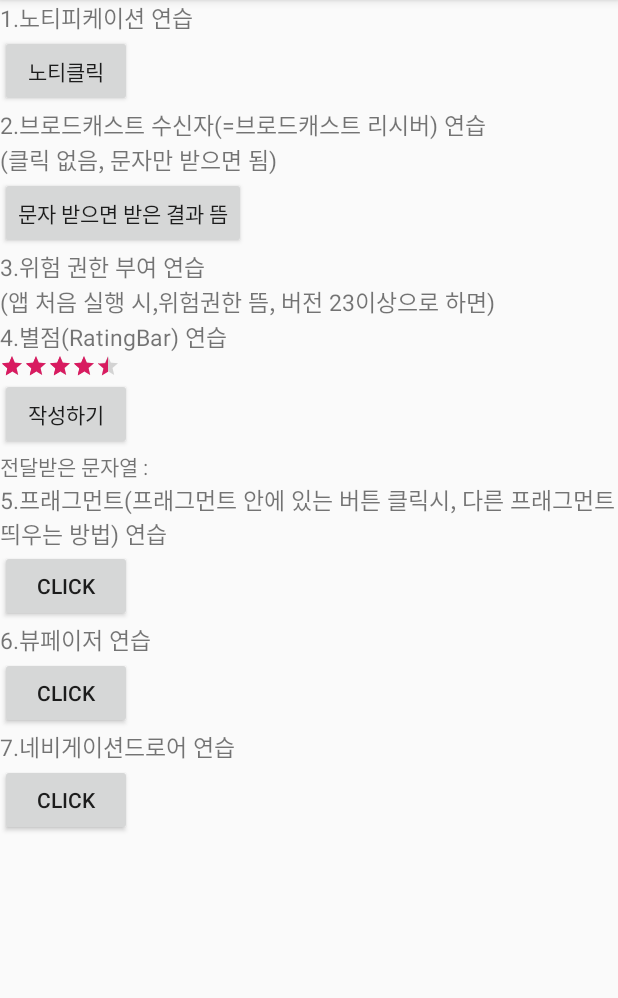
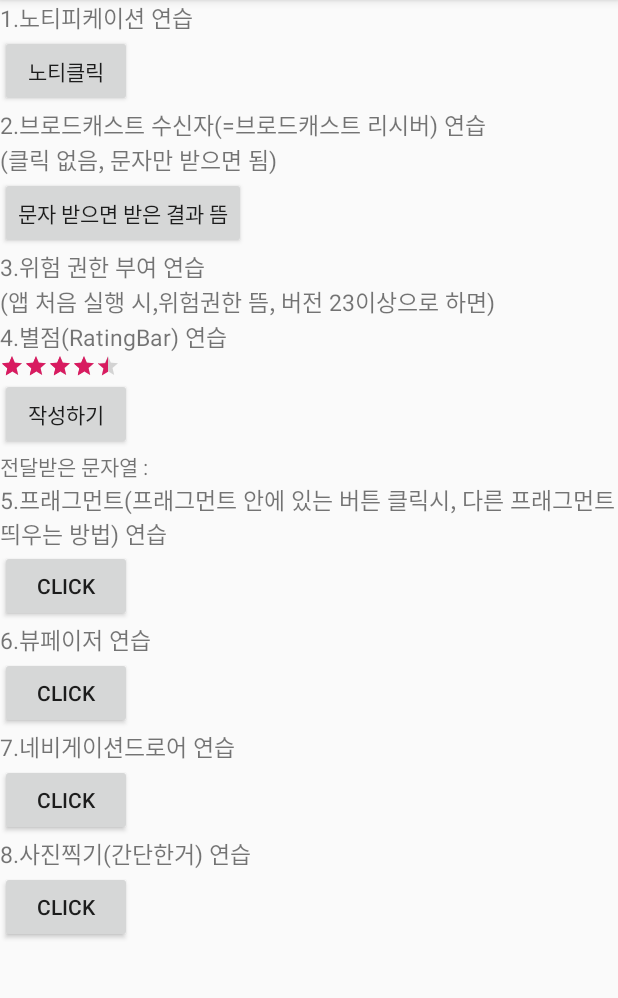
Before and after one commit to lhc8607git/notipractice, an Android app: the screen it shows after launch (MainActivity), on a phone screen of 412 x 824 dp, the part 84-1082 px from its top. Run offline under Robolectric (Android 15) with nearby library versions, the phone set to English and light mode, and no system bars.

Commit message:
12.사진찍기(간단한거) 연습

```diff
--- a/app/build.gradle
+++ b/app/build.gradle
@@ -5,8 +5,8 @@ android {
     buildToolsVersion "29.0.1"
     defaultConfig {
         applicationId "com.example.noti"
-        minSdkVersion 26   //22
-        targetSdkVersion 28   //22
+        minSdkVersion 15   //22  //26
+        targetSdkVersion 22   //22 //28
         versionCode 1
         versionName "1.0"
         testInstrumentationRunner "android.support.test.runner.AndroidJUnitRunner"
--- a/app/src/main/AndroidManifest.xml
+++ b/app/src/main/AndroidManifest.xml
@@ -4,6 +4,10 @@
 
     <uses-permission android:name="android.permission.SEND_SMS" /> <!-- 1.브로드캐스트 수신할려면(수신앱에서 해야하는거), 2.수신자에 브로드캐스트를 전송할 수 있다. -->
     <uses-permission android:name="android.permission.RECEIVE_SMS" />
+
+    <uses-permission android:name="android.permission.CAMERA"/>
+    <uses-permission android:name="android.permission.READ_EXTERNAL_STORAGE"/>
+    <uses-permission android:name="android.permission.WRITE_EXTERNAL_STORAGE"/>
 
     <application
         android:allowBackup="true"
@@ -50,6 +54,7 @@
             android:label="@string/title_activity_7"
             android:theme="@style/AppTheme.NoActionBar"></activity>
 
+        <activity android:name="captureIntent8.Activity8"/>
 
     </application>
 
--- a/app/src/main/java/com/example/noti/notification1/MainActivity.java
+++ b/app/src/main/java/com/example/noti/notification1/MainActivity.java
@@ -25,6 +25,7 @@ import android.widget.Toast;
 
 import com.example.noti.R;
 
+import captureIntent8.Activity8;
 import fragment5.MainFActivity;
 import nevigationdrawer7.Activity7;
 import ratingbar4.CommentWriteActivity;
@@ -34,7 +35,7 @@ import static android.app.Notification.EXTRA_NOTIFICATION_ID;
 
 public class MainActivity extends AppCompatActivity {
 
-    private Button btn1,btn5,btn6,btn7;
+    private Button btn1,btn5,btn6,btn7,btn8;
     private NotificationCompat.Builder builder;
 
     private RatingBar ratingBar;
@@ -90,11 +91,37 @@ public class MainActivity extends AppCompatActivity {
         });
 
 
+        // 8.사진찍기(간단한거) 연습
+        btn8 = findViewById(R.id.btn8);
+        btn8.setOnClickListener(new View.OnClickListener() {
+            @Override
+            public void onClick(View v) {
+                moveViewbtn8();
+            }
+        });
+
+
 
 
 
 
     }
+
+
+    // 8.네비게이션드로어 연습
+    private void moveViewbtn8(){
+        Intent in = new Intent(getApplicationContext(), Activity8.class);
+        startActivity(in);
+    }
+
+
+
+
+
+
+
+
+
 
     // 7.네비게이션드로어 연습
     private void moveViewbtn7(){
--- a/app/src/main/res/layout/activity_main.xml
+++ b/app/src/main/res/layout/activity_main.xml
@@ -116,6 +116,18 @@
                 android:layout_height="wrap_content" />
 
 
+            <TextView
+                android:textSize="15dp"
+                android:text="8.사진찍기(간단한거) 연습"
+                android:layout_width="wrap_content"
+                android:layout_height="wrap_content" />
+            <Button
+                android:text="click"
+                android:id="@+id/btn8"
+                android:layout_width="wrap_content"
+                android:layout_height="wrap_content" />
+
+
         </LinearLayout>
 
 
```
Also changed, not shown: app/src/main/java/captureIntent8/Activity8.java (added, +63 -0 lines), app/src/main/res/layout/activity8_main.xml (added, +17 -0 lines).
